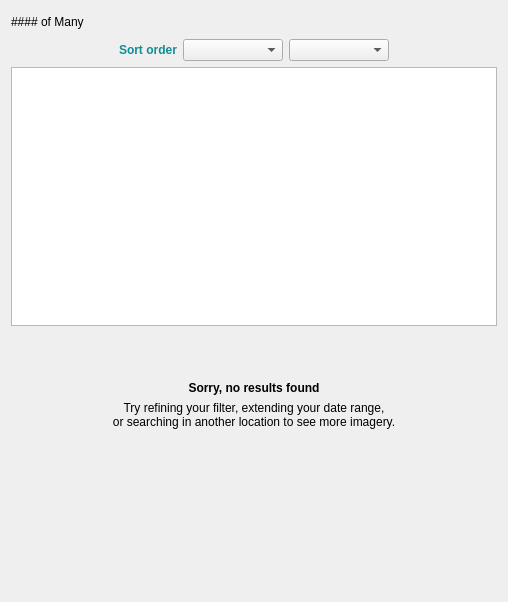
Above: planet_explorer/ui/pe_search_results_base.ui from planetlabs/qgis-planet-plugin before the change. Below: the same form after it.
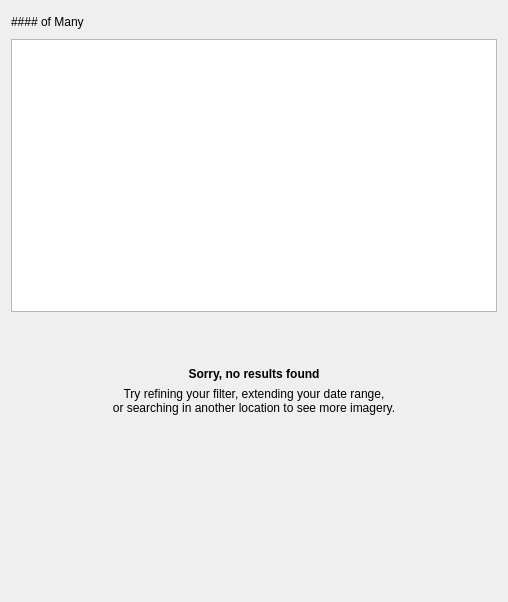
That is the form after the change. Icons and pictures are not drawn.

```diff
--- a/planet_explorer/ui/pe_search_results_base.ui
+++ b/planet_explorer/ui/pe_search_results_base.ui
@@ -150,78 +150,6 @@
         </item>
        </layout>
       </item>
-      <item>
-       <layout class="QHBoxLayout" name="horizontalLayout_2">
-        <item>
-         <spacer name="horizontalSpacer_3">
-          <property name="orientation">
-           <enum>Qt::Horizontal</enum>
-          </property>
-          <property name="sizeHint" stdset="0">
-           <size>
-            <width>40</width>
-            <height>20</height>
-           </size>
-          </property>
-         </spacer>
-        </item>
-        <item>
-         <widget class="QLabel" name="lblSortOrder">
-          <property name="font">
-           <font>
-            <weight>75</weight>
-            <bold>true</bold>
-           </font>
-          </property>
-          <property name="styleSheet">
-           <string notr="true">color: rgb(17, 141, 148);</string>
-          </property>
-          <property name="text">
-           <string>Sort order</string>
-          </property>
-         </widget>
-        </item>
-        <item>
-         <widget class="QComboBox" name="cmbBoxDateType">
-          <property name="minimumSize">
-           <size>
-            <width>100</width>
-            <height>0</height>
-           </size>
-          </property>
-         </widget>
-        </item>
-        <item>
-         <widget class="QComboBox" name="cmbBoxDateSort">
-          <property name="sizePolicy">
-           <sizepolicy hsizetype="Preferred" vsizetype="Fixed">
-            <horstretch>0</horstretch>
-            <verstretch>0</verstretch>
-           </sizepolicy>
-          </property>
-          <property name="minimumSize">
-           <size>
-            <width>100</width>
-            <height>0</height>
-           </size>
-          </property>
-         </widget>
-        </item>
-        <item>
-         <spacer name="horizontalSpacer_4">
-          <property name="orientation">
-           <enum>Qt::Horizontal</enum>
-          </property>
-          <property name="sizeHint" stdset="0">
-           <size>
-            <width>40</width>
-            <height>20</height>
-           </size>
-          </property>
-         </spacer>
-        </item>
-       </layout>
-      </item>
      </layout>
     </widget>
    </item>
```
Left out of the diff: 12 changed lines with no effect on the pictures.
